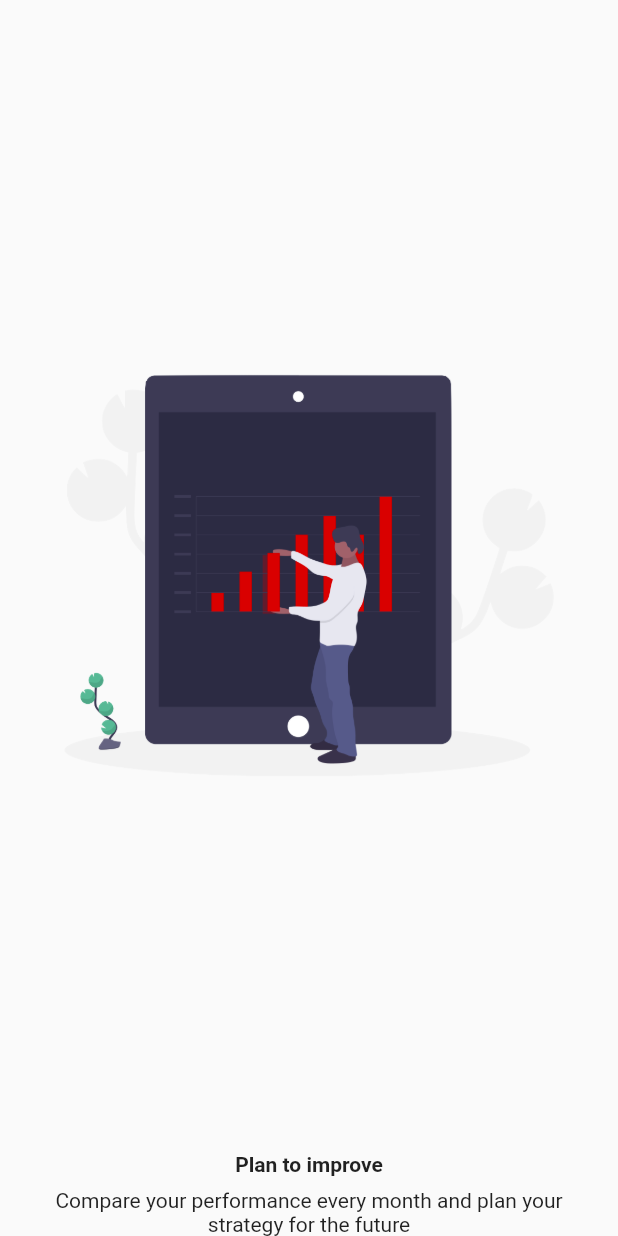
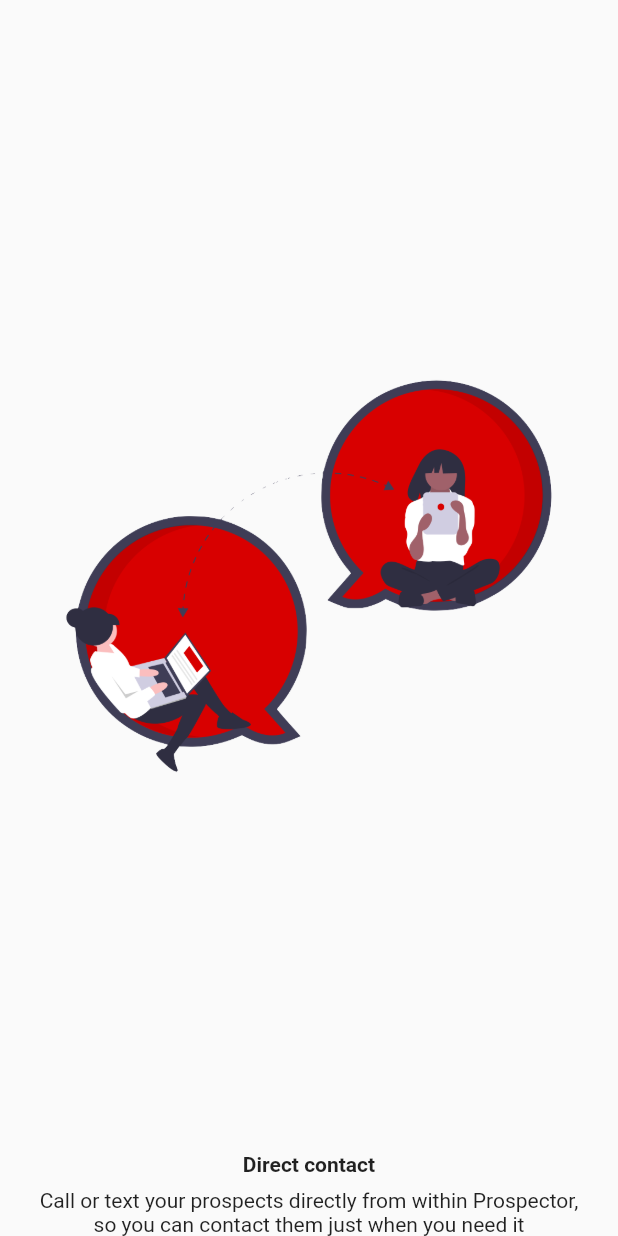
Before and after one commit to hdavidmb/prospector, a Flutter app: the PremiumCarousel widget shown alone on an empty page, opened directly, swiped to page 3, on a phone screen of 412 x 824 dp. Run offline on Flutter 3.47's test engine with Material 2 defaults, Android fonts, the phone set to English and light mode, and no system bars; our stand-ins replace auto_route, auto_size_text, cached_network_image, cloud_firestore, country_code_picker, dartz and 25 more; missing offline and left inert: flutter_facebook_auth, flutter_google_places, google_maps_webservice, purchases_flutter; accounts and stored records are empty.

Commit message:
Add direct contact feature info

```diff
--- a/lib/l10n/intl_en.arb
+++ b/lib/l10n/intl_en.arb
@@ -206,10 +206,12 @@
     "statisticsModule": "Statistics Module",
     "measureWhatMatters": "Measure what matters",
     "planToImprove": "Plan to improve",
+    "directContact": "Direct contact",
     "removeAds": "Remove Ads",
     "statisticsModuleMessage": "Get full access to the statistics module with usefull charts and insigts about your activity as Networker",
     "measureWhatMattersMessage": "Keep track of your actions and effectiveness on the business skills",
     "planToImproveMessage": "Compare your performance every month and plan your strategy for the future",
+    "directContactMessage": "Call or text your prospects directly from within Prospector, so you can contact them just when you need it",
     "removeAdsMessage": "Manage your business with Prospector completly free of ads",
     "congrats": "Congrats",
     "purchaseThankMessage": "You are now a Prospector Premium user and now you have unlimited access to a lot of usefull features Prospector has to grow your bussiness.\n\nThanks for trusting us to help you in your journey. Let's take your bussiness to the next level.",
--- a/lib/l10n/intl_es.arb
+++ b/lib/l10n/intl_es.arb
@@ -206,10 +206,12 @@
     "statisticsModule": "Módulo de Estadísticas",
     "measureWhatMatters": "Mide lo Importante",
     "planToImprove": "Planea para mejorar",
+    "directContact": "Contacto directo",
     "removeAds": "Elimina la Publicidad",
     "statisticsModuleMessage": "Obtén acceso completo al módulo de estadisticas con útiles gráficos y datos sobre tu actividad como Networker",
     "measureWhatMattersMessage": "Haz seguimiento a tus acciones y efectividad en las habilidades del negocio",
     "planToImproveMessage": "Compara tu desempeño mes a mes y planea tu estrategia para el futuro",
+    "directContactMessage": "Llama o escribe a tus prospectos desde Prospector, así podras contactarlos justo cuando lo necesitas",
     "removeAdsMessage": "Administra tu negocio con Prospector completamente libre de anuncios",
     "congrats": "Felicidades",
     "purchaseThankMessage": "Ahora eres un usuario Premium de Prospector y tienes acceso ilimitado a útiles funciones para hacer crecer tu negocio.\n\nGracias por confiar en Prospector para acompañarte en tu camino como networker. Llevemos tu negocio al siguiente nivel.",
--- a/lib/src/presentation/pages/user_panel/membership/logic/membership_notifier.dart
+++ b/lib/src/presentation/pages/user_panel/membership/logic/membership_notifier.dart
@@ -10,8 +10,9 @@ class MembershipNotifier extends ChangeNotifier {
   }) {
     final String? userSKU =
         read(userInfoNotifierProvider).user?.subscriptionSKU;
+    final bool isPremium = read(userInfoNotifierProvider).isPremiumUser;
     final String packageSKU = read(inAppPurchaseNotifier).packages[1].sku;
-    if (userSKU == packageSKU) _selectedIndex = 2;
+    if (isPremium && userSKU == packageSKU) _selectedIndex = 2;
   }
 
   int _selectedIndex = 1;
--- a/lib/src/presentation/pages/user_panel/membership/widgets/premium_carousel.dart
+++ b/lib/src/presentation/pages/user_panel/membership/widgets/premium_carousel.dart
@@ -24,6 +24,11 @@ class _PremiumCarouselState extends State<PremiumCarousel> {
       'image_path': 'assets/images/all_the_data.png',
       'title': AppLocalizations.current.measureWhatMatters,
       'message': AppLocalizations.current.measureWhatMattersMessage,
+    },
+    {
+      'image_path': 'assets/images/direct_contact.png',
+      'title': AppLocalizations.current.directContact, //TODO change
+      'message': AppLocalizations.current.directContactMessage,
     },
     {
       'image_path': 'assets/images/projections.png',
```
Also changed, not shown: assets/images/direct_contact.png (added), lib/generated/intl/messages_en.dart, lib/generated/intl/messages_es.dart, lib/generated/l10n.dart.
